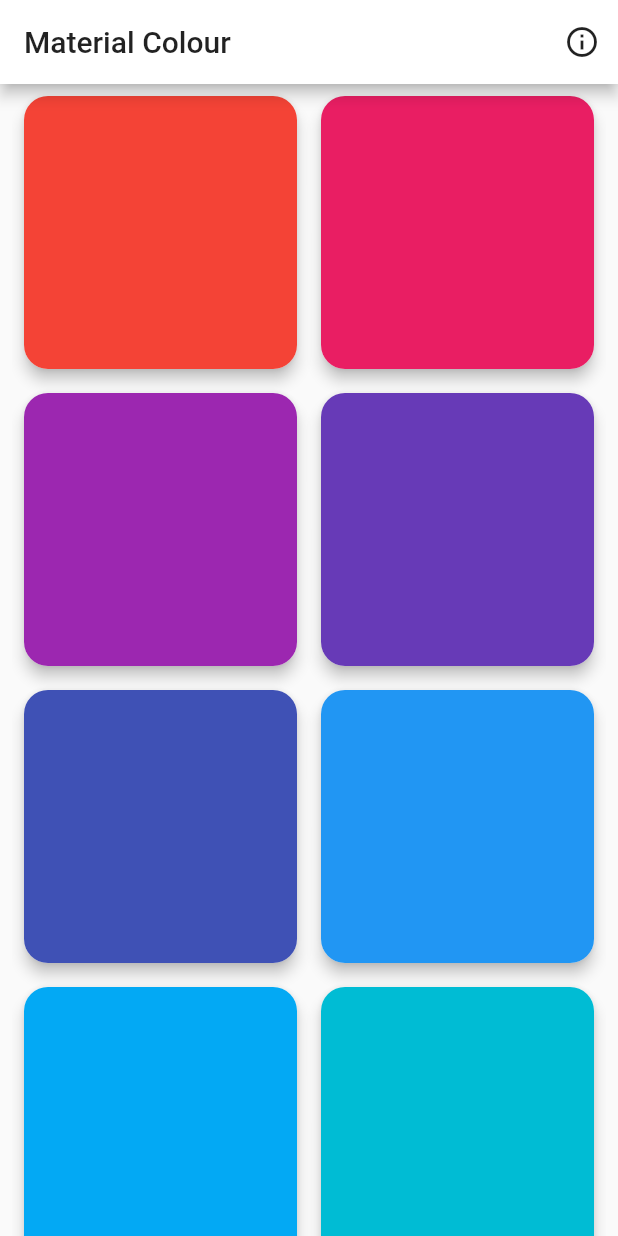
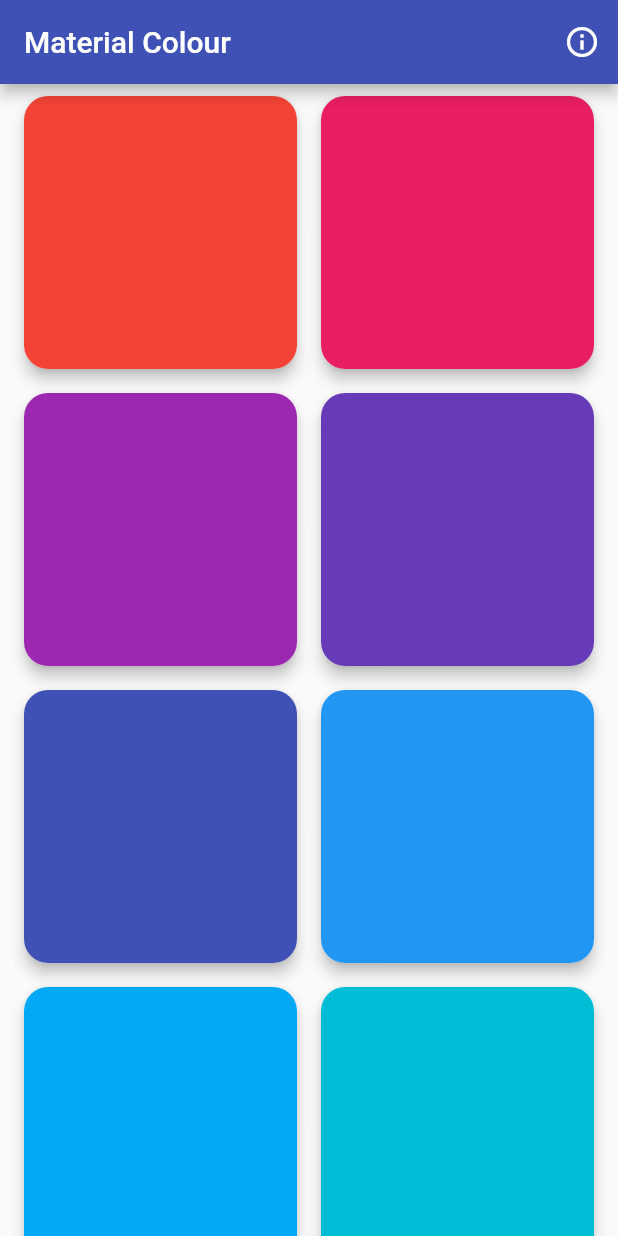
Before and after one commit to HenryQuan/flutter-material-colour, a Flutter app: the screen it shows after launch, on a phone screen of 412 x 824 dp. Run offline on Flutter 3.47's test engine with Material 2 defaults, Android fonts, the light colour scheme and no system bars.

Commit message:
update theme colour

```diff
--- a/lib/main.dart
+++ b/lib/main.dart
@@ -9,7 +9,7 @@ class MC extends StatelessWidget {
     return MaterialApp(
       title: 'Material Colour',
       theme: ThemeData(
-        primarySwatch: Colors.blueGrey,
+        primarySwatch: Colors.indigo
       ),
       home: HomePage(title: 'Material Colour'),
     );
--- a/lib/page/home.dart
+++ b/lib/page/home.dart
@@ -30,17 +30,9 @@ class HomePage extends StatelessWidget {
 
     return Scaffold(
       appBar: AppBar(
-        title: Text(
-          title,
-          style: TextStyle(
-            color: Colors.black87
-          ),
-        ),
-        backgroundColor: Colors.white,
-        brightness: Brightness.light,
+        title: Text(title),
         actions: <Widget>[
           IconButton(
-            color: Colors.black87,
             icon: Icon(Icons.info_outline),
             tooltip: 'About Material Colour',
             onPressed: () {
```
